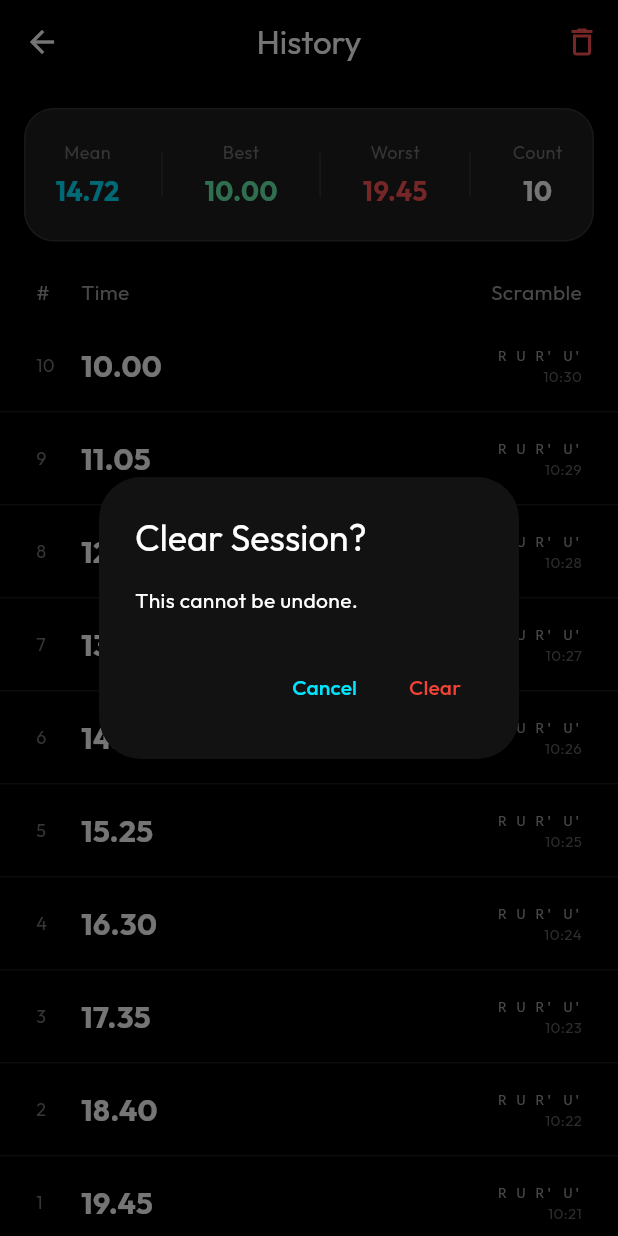
After one commit to manmit-s/chronospin, a Flutter app: the HistoryPage screen opened directly, after a tap on "Generate Demo Data", after a tap on the "delete outline" icon, on a phone screen of 412 x 824 dp. The commit adds this screen. Run offline on Flutter 3.47's test engine with Material 3 defaults, Android fonts, the phone set to English and light mode, and no system bars; our stand-ins replace flutter_riverpod, google_fonts; missing offline and left inert: cuber.

Commit message:
history page created

```diff
--- /dev/null
+++ b/lib/features/history/domain/solve.dart
@@ -0,0 +1,42 @@
+import 'package:uuid/uuid.dart';
+
+enum Penalty { none, plus2, dnf }
+
+class Solve {
+  final String id;
+  final Duration time;
+  final String scramble;
+  final DateTime timestamp;
+  final Penalty penalty;
+
+  Solve({
+    String? id,
+    required this.time,
+    required this.scramble,
+    required this.timestamp,
+    this.penalty = Penalty.none,
+  }) : id = id ?? const Uuid().v4();
+
+  Duration get effectiveTime {
+    if (penalty == Penalty.plus2) {
+      return time + const Duration(seconds: 2);
+    }
+    return time; // DNF should be handled separately in logic, typically treated as infinity or special display
+  }
+
+  Solve copyWith({
+    String? id,
+    Duration? time,
+    String? scramble,
+    DateTime? timestamp,
+    Penalty? penalty,
+  }) {
+    return Solve(
+      id: id ?? this.id,
+      time: time ?? this.time,
+      scramble: scramble ?? this.scramble,
+      timestamp: timestamp ?? this.timestamp,
+      penalty: penalty ?? this.penalty,
+    );
+  }
+}
--- /dev/null
+++ b/lib/features/history/presentation/pages/history_page.dart
@@ -0,0 +1,240 @@
+import 'package:chronospin/core/theme/app_theme.dart';
+import 'package:chronospin/features/history/domain/solve.dart';
+import 'package:chronospin/features/history/presentation/providers/history_providers.dart';
+import 'package:flutter/material.dart';
+import 'package:flutter_riverpod/flutter_riverpod.dart';
+import 'package:intl/intl.dart';
+
+class HistoryPage extends ConsumerWidget {
+  const HistoryPage({super.key});
+
+  @override
+  Widget build(BuildContext context, WidgetRef ref) {
+    final history = ref.watch(historyProvider);
+    final stats = ref.watch(sessionStatsProvider);
+    final themeAccent = ref.watch(themeProvider).accent.color;
+
+    return Scaffold(
+      backgroundColor: Colors.black,
+      appBar: AppBar(
+        title: const Text("History"),
+        actions: [
+          IconButton(
+            onPressed: () {
+              // Confirm Clear
+              showDialog(
+                context: context,
+                builder: (context) => AlertDialog(
+                  title: const Text("Clear Session?"),
+                  content: const Text("This cannot be undone."),
+                  actions: [
+                    TextButton(
+                      onPressed: () => Navigator.pop(context),
+                      child: const Text("Cancel"),
+                    ),
+                    TextButton(
+                      onPressed: () {
+                        ref.read(historyProvider.notifier).clearSession();
+                        Navigator.pop(context);
+                      },
+                      child: const Text(
+                        "Clear",
+                        style: TextStyle(color: Colors.red),
+                      ),
+                    ),
+                  ],
+                ),
+              );
+            },
+            icon: const Icon(Icons.delete_outline, color: Colors.redAccent),
+          ),
+        ],
+      ),
+      body: Column(
+        children: [
+          // Stats Header Card
+          Container(
+            margin: const EdgeInsets.all(16),
+            padding: const EdgeInsets.all(20),
+            decoration: BoxDecoration(
+              color: const Color(0xFF1E1E1E),
+              borderRadius: BorderRadius.circular(20),
+              border: Border.all(color: Colors.white10),
+            ),
+            child: Row(
+              mainAxisAlignment: MainAxisAlignment.spaceBetween,
+              children: [
+                _buildStatColumn("Mean", stats["Mean"]!, themeAccent),
+                _buildContainerLine(),
+                _buildStatColumn("Best", stats["Best"]!, Colors.greenAccent),
+                _buildContainerLine(),
+                _buildStatColumn("Worst", stats["Worst"]!, Colors.redAccent),
+                _buildContainerLine(),
+                _buildStatColumn("Count", stats["Count"]!, Colors.white),
+              ],
+            ),
+          ),
+
+          // List Header
+          const Padding(
+            padding: EdgeInsets.symmetric(horizontal: 24, vertical: 8),
+            child: Row(
+              children: [
+                SizedBox(
+                  width: 30,
+                  child: Text("#", style: TextStyle(color: Colors.grey)),
+                ),
+                Expanded(
+                  child: Text("Time", style: TextStyle(color: Colors.grey)),
+                ),
+                Text("Scramble", style: TextStyle(color: Colors.grey)),
+              ],
+            ),
+          ),
+
+          // Solves List
+          Expanded(
+            child: history.isEmpty
+                ? Center(
+                    child: Column(
+                      mainAxisAlignment: MainAxisAlignment.center,
+                      children: [
+                        Icon(Icons.history, size: 64, color: Colors.grey[800]),
+                        const SizedBox(height: 16),
+                        Text(
+                          "No solves yet",
+                          style: TextStyle(color: Colors.grey[600]),
+                        ),
+                        TextButton(
+                          onPressed: () {
+                            ref
+                                .read(historyProvider.notifier)
+                                .generateRandomSolves();
+                          },
+                          child: const Text("Generate Demo Data"),
+                        ),
+                      ],
+                    ),
+                  )
+                : ListView.builder(
+                    itemCount: history.length,
+                    padding: const EdgeInsets.only(bottom: 80),
+                    itemBuilder: (context, index) {
+                      final solve = history[index];
+                      // Reverse index display (Total - index)
+                      final displayIndex = history.length - index;
+
+                      return Dismissible(
+                        key: Key(solve.id),
+                        direction: DismissDirection.endToStart,
+                        background: Container(
+                          alignment: Alignment.centerRight,
+                          color: Colors.red,
+                          padding: const EdgeInsets.only(right: 20),
+                          child: const Icon(Icons.delete, color: Colors.white),
+                        ),
+                        onDismissed: (_) {
+                          ref
+                              .read(historyProvider.notifier)
+                              .deleteSolve(solve.id);
+                        },
+                        child: Container(
+                          padding: const EdgeInsets.symmetric(
+                            vertical: 16,
+                            horizontal: 24,
+                          ),
+                          decoration: const BoxDecoration(
+                            border: Border(
+                              bottom: BorderSide(color: Colors.white10),
+                            ),
+                          ),
+                          child: Row(
+                            children: [
+                              SizedBox(
+                                width: 30,
+                                child: Text(
+                                  "$displayIndex",
+                                  style: TextStyle(
+                                    color: Colors.grey[600],
+                                    fontSize: 12,
+                                  ),
+                                ),
+                              ),
+                              Expanded(
+                                child: Text(
+                                  _formatDuration(solve.effectiveTime),
+                                  style: TextStyle(
+                                    fontSize: 20,
+                                    fontWeight: FontWeight.bold,
+                                    color: solve.penalty == Penalty.dnf
+                                        ? Colors.red
+                                        : Colors.white,
+                                  ),
+                                ),
+                              ),
+                              Column(
+                                crossAxisAlignment: CrossAxisAlignment.end,
+                                children: [
+                                  Text(
+                                    solve.scramble,
+                                    style: TextStyle(
+                                      color: Colors.grey[500],
+                                      fontSize: 10,
+                                      fontFamily: 'monospace',
+                                    ),
+                                    maxLines: 1,
+                                    overflow: TextOverflow.ellipsis,
+                                  ),
+                                  Text(
+                                    DateFormat.Hm().format(solve.timestamp),
+                                    style: TextStyle(
+                                      color: Colors.grey[700],
+                                      fontSize: 10,
+                                    ),
+                                  ),
+                                ],
+                              ),
+                            ],
+                          ),
+                        ),
+                      );
+                    },
+                  ),
+          ),
+        ],
+      ),
+    );
+  }
+
+  Widget _buildStatColumn(String label, String value, Color color) {
+    return Column(
+      children: [
+        Text(label, style: TextStyle(color: Colors.grey[600], fontSize: 12)),
+        const SizedBox(height: 4),
+        Text(
+          value,
+          style: TextStyle(
+            color: color,
+            fontSize: 18,
+            fontWeight: FontWeight.bold,
+          ),
+        ),
+      ],
+    );
+  }
+
+  Widget _buildContainerLine() {
+    return Container(height: 30, width: 1, color: Colors.white10);
+  }
+
+  String _formatDuration(Duration d) {
+    int min = d.inMinutes;
+    int sec = d.inSeconds % 60;
+    int centi = (d.inMilliseconds % 1000) ~/ 10;
+
+    if (min > 0) {
+      return "$min:${sec.toString().padLeft(2, '0')}.${centi.toString().padLeft(2, '0')}";
+    }
+    return "$sec.${centi.toString().padLeft(2, '0')}";
+  }
+}
--- /dev/null
+++ b/lib/features/history/presentation/providers/history_providers.dart
@@ -0,0 +1,71 @@
+import 'package:chronospin/features/history/domain/solve.dart';
+import 'package:flutter_riverpod/flutter_riverpod.dart';
+
+class HistoryNotifier extends StateNotifier<List<Solve>> {
+  HistoryNotifier() : super([]);
+
+  void addSolve(Solve solve) {
+    // Add to top of list
+    state = [solve, ...state];
+  }
+
+  void deleteSolve(String id) {
+    state = state.where((s) => s.id != id).toList();
+  }
+
+  void clearSession() {
+    state = [];
+  }
+
+  // For demo/testing
+  void generateRandomSolves() {
+    // populate with some dummy data
+    state = List.generate(10, (index) {
+      return Solve(
+        time: Duration(seconds: 10 + index, milliseconds: index * 50),
+        scramble: "R U R' U'",
+        timestamp: DateTime.now().subtract(Duration(minutes: index)),
+      );
+    });
+  }
+}
+
+final historyProvider = StateNotifierProvider<HistoryNotifier, List<Solve>>((
+  ref,
+) {
+  return HistoryNotifier();
+});
+
+// Computed Stats
+final sessionStatsProvider = Provider<Map<String, String>>((ref) {
+  final history = ref.watch(historyProvider);
+  if (history.isEmpty) {
+    return {"Mean": "-", "Best": "-", "Worst": "-", "Count": "0"};
+  }
+
+  final times = history
+      .where((s) => s.penalty != Penalty.dnf)
+      .map((s) => s.effectiveTime.inMilliseconds)
+      .toList();
+
+  if (times.isEmpty) {
+    return {
+      "Mean": "DNF",
+      "Best": "DNF",
+      "Worst": "DNF",
+      "Count": history.length.toString(),
+    };
+  }
+
+  times.sort();
+  int best = times.first;
+  int worst = times.last;
+  double mean = times.reduce((a, b) => a + b) / times.length;
+
+  return {
+    "Mean": (mean / 1000).toStringAsFixed(2),
+    "Best": (best / 1000).toStringAsFixed(2),
+    "Worst": (worst / 1000).toStringAsFixed(2),
+    "Count": history.length.toString(),
+  };
+});
--- a/lib/features/timer/presentation/pages/timer_page.dart
+++ b/lib/features/timer/presentation/pages/timer_page.dart
@@ -1,4 +1,5 @@
 import 'package:chronospin/core/theme/app_theme.dart';
+import 'package:chronospin/features/history/presentation/pages/history_page.dart';
 import 'package:chronospin/features/timer/presentation/providers/timer_providers.dart';
 import 'package:chronospin/features/timer/presentation/widgets/timer_display.dart';
 import 'package:flutter/material.dart';
@@ -249,7 +250,19 @@ class _TimerPageState extends ConsumerState<TimerPage> {
                       ),
                     ),
                     const SizedBox(height: 20),
-                    // Quick Stats Heading
+                    // Quick Stats Heading (Clickable)
+                    InkWell(
+                      onTap: () {
+                        Navigator.push(
+                          context,
+                          MaterialPageRoute(
+                            builder: (context) => const HistoryPage(),
+                          ),
+                        );
+                      },
+                      child: Row(
+                        mainAxisAlignment: MainAxisAlignment.center,
+                        children: [
                           const Text(
                             "QUICK STATS",
                             style: TextStyle(
@@ -257,6 +270,15 @@ class _TimerPageState extends ConsumerState<TimerPage> {
                               fontSize: 12,
                               letterSpacing: 1.5,
                               fontWeight: FontWeight.bold,
+                            ),
+                          ),
+                          const SizedBox(width: 4),
+                          Icon(
+                            Icons.chevron_right,
+                            size: 16,
+                            color: Colors.grey[600],
+                          ),
+                        ],
                       ),
                     ),
                     const SizedBox(height: 16),
```
Lines whose indentation alone changed are shown as unchanged.
